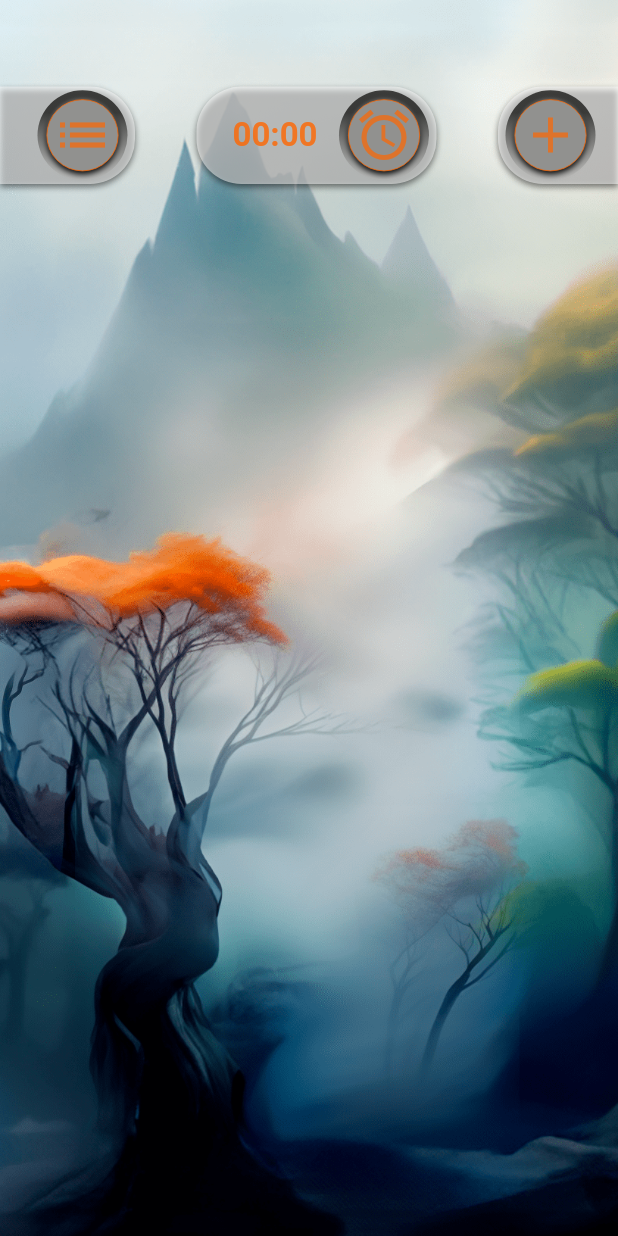
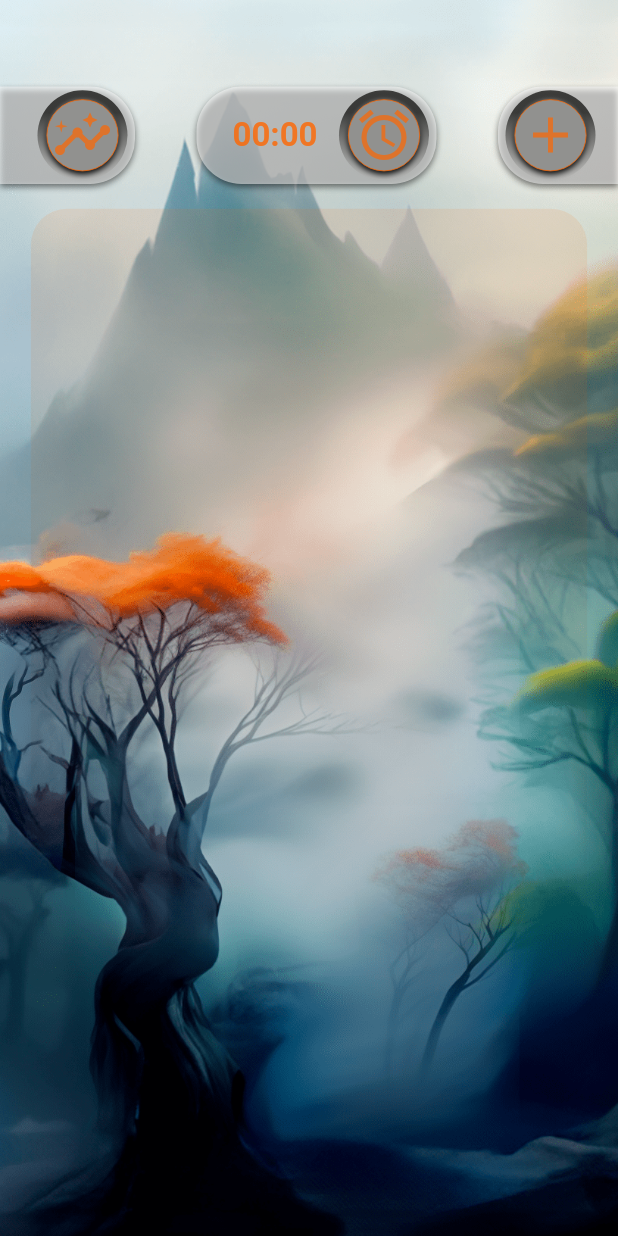
Before and after one commit to denissavishchev/today, a Flutter app: the DailyPage screen opened directly, on a phone screen of 412 x 824 dp. Run offline on Flutter 3.47's test engine with Material 2 defaults, Android fonts, the phone set to English and light mode, and no system bars; our stand-ins replace awesome_notifications, hive, hive_flutter; missing offline and left inert: flutter_rounded_date_picker; accounts and stored records are empty.

```diff
--- a/lib/main.dart
+++ b/lib/main.dart
@@ -8,12 +8,15 @@ import 'package:today/providers/main_provider.dart';
 import 'package:today/providers/to_do_provider.dart';
 import 'package:hive_flutter/hive_flutter.dart';
 import 'package:awesome_notifications/awesome_notifications.dart';
+import 'model/daily_model.dart';
 
 Future main() async{
   WidgetsFlutterBinding.ensureInitialized();
   await Hive.initFlutter();
   Hive.registerAdapter(ToDoModelAdapter());
+  Hive.registerAdapter(DailyModelAdapter());
   await Hive.openBox<ToDoModel>('to_do_page');
+  await Hive.openBox<DailyModel>('daily_page');
   AwesomeNotifications().initialize(
       null,
       [
--- a/lib/model/boxes.dart
+++ b/lib/model/boxes.dart
@@ -1,9 +1,11 @@
 import 'package:hive/hive.dart';
 import 'package:today/model/to_do_model.dart';
+import 'daily_model.dart';
 
 
 class Boxes {
-  static Box<ToDoModel> addToBase() =>
+  static Box<ToDoModel> addTaskToBase() =>
       Hive.box<ToDoModel>('to_do_page');
-
+  static Box<DailyModel> addDailyToBase() =>
+      Hive.box<DailyModel>('daily_page');
 }
--- /dev/null
+++ b/lib/model/daily_model.dart
@@ -0,0 +1,14 @@
+import 'package:hive/hive.dart';
+part 'daily_model.g.dart';
+
+@HiveType(typeId: 1)
+class DailyModel extends HiveObject{
+  @HiveField(5)
+  late String task;
+  @HiveField(6)
+  late String description;
+  @HiveField(7)
+  late int howMany;
+  @HiveField(8)
+  late int done;
+}
--- a/lib/pages/daily_page.dart
+++ b/lib/pages/daily_page.dart
@@ -1,11 +1,13 @@
 import 'dart:ui';
-
 import 'package:flutter/material.dart';
+import 'package:hive_flutter/adapters.dart';
 import 'package:provider/provider.dart';
 import 'package:today/pages/add_dayly_page.dart';
-
 import '../constants.dart';
+import '../model/boxes.dart';
+import '../model/daily_model.dart';
 import '../providers/daily_provider.dart';
+import '../widgets/all_daily_lists_widget.dart';
 import '../widgets/side_button_widget.dart';
 
 class DailyPage extends StatelessWidget {
@@ -40,7 +42,7 @@ class DailyPage extends StatelessWidget {
                           onTap: (){
 
                           },
-                          child: Icon(Icons.list,
+                          child: Icon(Icons.insights,
                             color: kOrange.withOpacity(0.7),
                             size: 40,),),
                         Stack(
@@ -78,6 +80,45 @@ class DailyPage extends StatelessWidget {
                       ],
                     ),
                     SizedBox(height: size.height * 0.02,),
+                    Expanded(
+                        child: ValueListenableBuilder<Box<DailyModel>>(
+                          valueListenable: Boxes.addDailyToBase().listenable(),
+                          builder: (context, box, _){
+                            final tasks = box.values.toList().cast<DailyModel>();
+                            return Container(
+                              clipBehavior: Clip.hardEdge,
+                              width: size.width * 0.9,
+                              decoration: BoxDecoration(
+                                  color: Colors.white,
+                                  borderRadius: const BorderRadius.all(Radius.circular(24)),
+                                  gradient: LinearGradient(
+                                      colors: [
+                                        kOrange.withOpacity(0.1),
+                                        Colors.transparent
+                                      ],
+                                      begin: Alignment.topCenter,
+                                      end: Alignment.bottomCenter,
+                                      stops: const [0.1, 0.8]
+                                  )
+                              ),
+                              child: ScrollConfiguration(
+                                  behavior: const ScrollBehavior().copyWith(overscroll: false),
+                                  child: ListView.builder(
+                                    padding: EdgeInsets.only(bottom: size.height * 0.12),
+                                    itemCount: tasks.length,
+                                    controller: data.scrollController,
+                                    reverse: false,
+                                    shrinkWrap: true,
+                                    itemBuilder: (context, index) {
+                                        return AllDailyLists(tasks: tasks, index: index, box: box,);
+
+                                    },
+                                  )
+                              ),
+                            );
+                          },
+                        )
+                    ),
                   ],
                 ),
               ),
--- a/lib/pages/to_do_page.dart
+++ b/lib/pages/to_do_page.dart
@@ -77,7 +77,7 @@ class ToDoPage extends StatelessWidget {
                     SizedBox(height: size.height * 0.02,),
                     Expanded(
                       child: ValueListenableBuilder<Box<ToDoModel>>(
-                        valueListenable: Boxes.addToBase().listenable(),
+                        valueListenable: Boxes.addTaskToBase().listenable(),
                         builder: (context, box, _){
                           final tasks = box.values.toList().cast<ToDoModel>();
                           data.listCounts = {'Common' : 0, 'Personal' : 0, 'Shopping' : 0, 'Wishlist' : 0, 'Work' : 0};
--- a/lib/providers/to_do_provider.dart
+++ b/lib/providers/to_do_provider.dart
@@ -61,7 +61,7 @@ class ToDoProvider with ChangeNotifier {
         ..date = noDate == 'Date not set' ? '' : date
         ..time = noDate == 'Date not set' ? '' : '$hour:$minute'
         ..list = addListTitle;
-    final box = Boxes.addToBase();
+    final box = Boxes.addTaskToBase();
     box.add(task);
 
     List splitDate = date.split('-');
```
Also changed, not shown: lib/pages/add_dayly_page.dart (+8 -0 lines), lib/providers/daily_provider.dart (+105 -0 lines), lib/widgets/all_daily_lists_widget.dart (added, +140 -0 lines), lib/model/daily_model.g.dart (added).
